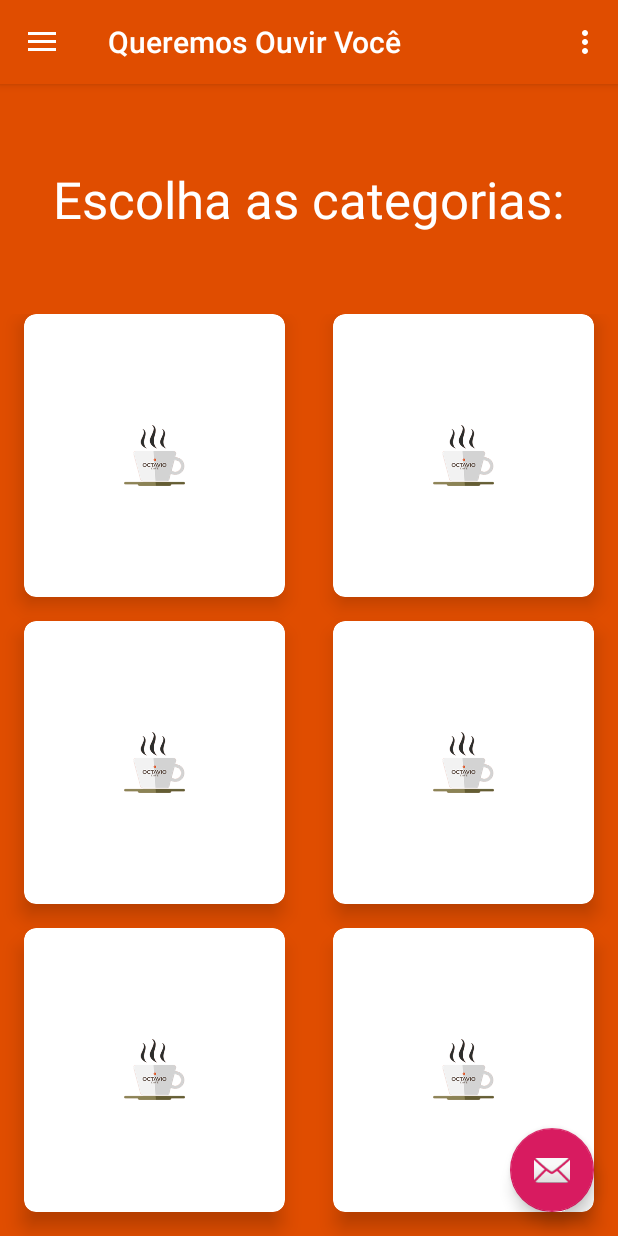
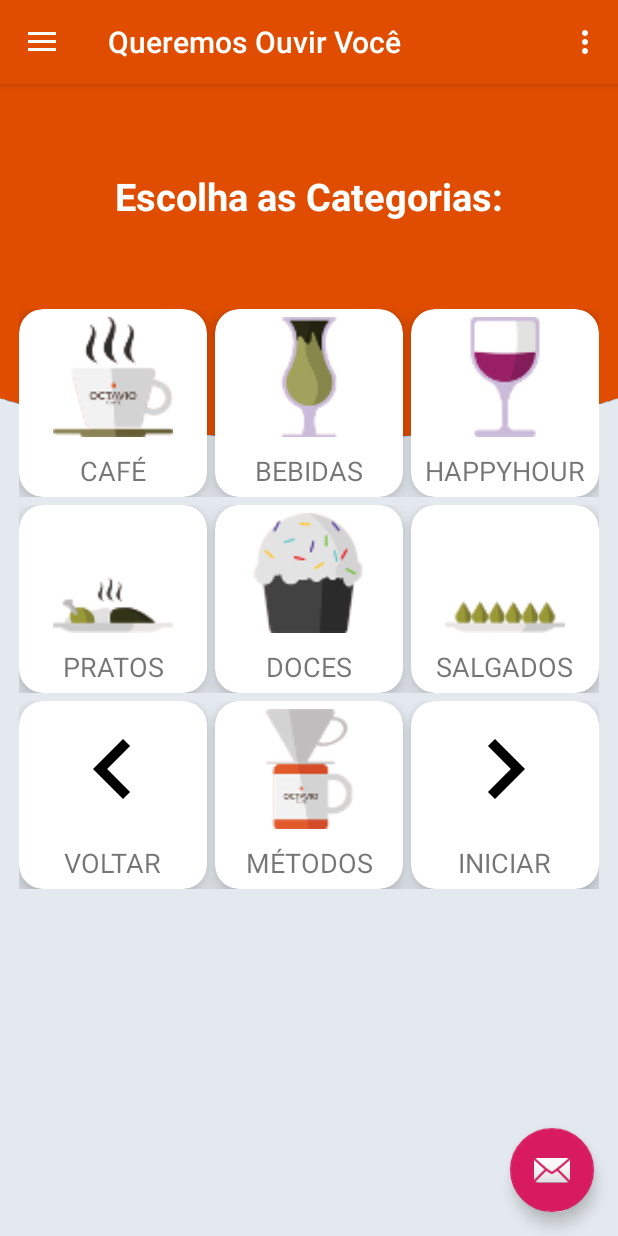
Before and after one commit to Edvandro558/QueremosOuvirVoce, an Android app: the screen it shows after launch (MainActivity), after a tap on an icon or button, on a phone screen of 412 x 824 dp. Run offline under Robolectric (Android 15) with nearby library versions, the phone set to English and light mode, and no system bars.

Commit message:
não será necessário o uso do adapter, apenas comentei

```diff
--- a/app/src/main/java/parasolution/queremosouvirvoce/adapter/CategoriasAdapter.java
+++ b/app/src/main/java/parasolution/queremosouvirvoce/adapter/CategoriasAdapter.java
@@ -1,4 +1,4 @@
-package parasolution.queremosouvirvoce.adapter;
+/*package parasolution.queremosouvirvoce.adapter;
 
 import android.content.Context;
 import android.util.Log;
@@ -92,3 +92,4 @@ public class CategoriasAdapter extends RecyclerView.Adapter<CategoriasAdapter.Ca
         }
     }
 }
+*/
--- a/app/src/main/java/parasolution/queremosouvirvoce/controller/Controller.java
+++ b/app/src/main/java/parasolution/queremosouvirvoce/controller/Controller.java
@@ -15,6 +15,7 @@ public class Controller extends DataSource {
         super(context);
     }
 
+    //salvar usuário e senha
     public boolean salvar(LoginModel objLoginModel) {
 
         boolean sucesso = true;
@@ -30,4 +31,5 @@ public class Controller extends DataSource {
 
         return sucesso;
     }
+
 }
--- a/app/src/main/java/parasolution/queremosouvirvoce/fragment/InicialFragment.java
+++ b/app/src/main/java/parasolution/queremosouvirvoce/fragment/InicialFragment.java
@@ -4,7 +4,6 @@ import android.os.Bundle;
 import android.view.LayoutInflater;
 import android.view.View;
 import android.view.ViewGroup;
-import android.widget.Button;
 import android.widget.Toast;
 import android.widget.ToggleButton;
 
@@ -42,7 +41,7 @@ public class InicialFragment extends Fragment {
 
         togglebtnEua = view.findViewById(R.id.togglebtnEua);
         togglebtnBrasil = view.findViewById(R.id.togglebtnBrasil);
-        togglebtnEspanhol = view.findViewById(R.id.togglebtnEspanhol);
+        togglebtnEspanhol = view.findViewById(R.id.togglebtnBrasil);
 
         //codigo para o togglebutton
         // TODO Trocar o togglebutton para button normal
@@ -69,7 +68,7 @@ public class InicialFragment extends Fragment {
                 {
                     //chamando o proximo fragment
                     fragmentTransaction = getFragmentManager();
-                    fragmentTransaction.beginTransaction().replace(R.id.content_fragment, new CategoriasFragment()).commit();
+                    fragmentTransaction.beginTransaction().replace(R.id.content_fragment, new CategoriasTesteBFragment()).commit();
                     Toast.makeText(getContext(),"Brasil", Toast.LENGTH_LONG).show();
                 }
             }
@@ -82,7 +81,7 @@ public class InicialFragment extends Fragment {
                 {
                     //chamando o proximo fragment
                     fragmentTransaction = getFragmentManager();
-                    fragmentTransaction.beginTransaction().replace(R.id.content_fragment, new CategoriasFragment()).commit();
+                    fragmentTransaction.beginTransaction().replace(R.id.content_fragment, new CategoriasTesteBFragment()).commit();
                     Toast.makeText(getContext(),"Espanhol", Toast.LENGTH_LONG).show();
                 }
             }
--- /dev/null
+++ b/app/src/main/res/layout-sw600dp/fragment_categorias_teste_b.xml
@@ -0,0 +1,416 @@
+<?xml version="1.0" encoding="utf-8"?>
+<LinearLayout xmlns:android="http://schemas.android.com/apk/res/android"
+    xmlns:app="http://schemas.android.com/apk/res-auto"
+    xmlns:tools="http://schemas.android.com/tools"
+    android:layout_width="match_parent"
+    android:layout_height="match_parent"
+    android:background="@drawable/bg"
+    android:orientation="vertical"
+    tools:context=".fragment.ModeloFragment">
+
+    <FrameLayout
+        android:layout_width="match_parent"
+        android:layout_height="125dp">
+
+        <TextView
+            android:textColor="@android:color/white"
+            android:text="Escolha as Categorias:"
+            android:layout_gravity="center_horizontal|center_vertical"
+            android:textStyle="bold"
+            android:textSize="25sp"
+            android:textAlignment="center"
+            android:layout_width="wrap_content"
+            android:layout_height="wrap_content" />
+
+    </FrameLayout>
+
+    <LinearLayout
+
+        android:orientation="vertical"
+        android:layout_marginTop="0dp"
+        android:layout_marginLeft="10dp"
+        android:layout_marginRight="10dp"
+        android:layout_width="match_parent"
+        android:layout_height="wrap_content">
+
+        <LinearLayout
+            android:orientation="horizontal"
+            android:layout_marginBottom="5dp"
+            android:layout_gravity="center_horizontal"
+            android:layout_width="wrap_content"
+            android:layout_height="match_parent">
+
+            <!-- abaixo a primeira linha do menu de categorias-->
+            <androidx.cardview.widget.CardView
+                android:id="@+id/cv_cafe"
+                android:layout_gravity="center_vertical"
+                android:layout_width="125dp"
+                app:cardCornerRadius="16dp"
+                android:layout_marginRight="5dp"
+                app:cardElevation="8dp"
+                android:layout_height="125dp">
+
+                <androidx.constraintlayout.widget.ConstraintLayout
+                    android:layout_width="match_parent"
+                    android:layout_height="match_parent">
+
+                    <ImageView
+                        android:id="@+id/imgCafe"
+                        android:layout_width="80dp"
+                        android:layout_height="80dp"
+                        android:layout_marginTop="5dp"
+
+                        android:src="@drawable/cafe"
+                        app:layout_constraintEnd_toEndOf="parent"
+                        app:layout_constraintStart_toStartOf="parent"
+                        app:layout_constraintTop_toTopOf="parent" />
+
+                    <TextView
+                        android:layout_width="wrap_content"
+                        android:layout_height="wrap_content"
+                        android:layout_below="@id/imgCafe"
+                        android:layout_marginTop="10dp"
+                        android:text="CAFÉ"
+                        android:textSize="18sp"
+                        app:layout_constraintEnd_toEndOf="parent"
+                        app:layout_constraintStart_toStartOf="parent"
+                        app:layout_constraintTop_toBottomOf="@+id/imgCafe" />
+
+
+                </androidx.constraintlayout.widget.ConstraintLayout>
+
+            </androidx.cardview.widget.CardView>
+
+            <androidx.cardview.widget.CardView
+                android:id="@+id/cv_bebidas"
+                android:layout_gravity="center_vertical"
+                android:layout_width="125dp"
+                app:cardCornerRadius="16dp"
+                app:cardElevation="8dp"
+                android:layout_height="125dp">
+
+                <androidx.constraintlayout.widget.ConstraintLayout
+                    android:layout_width="match_parent"
+                    android:layout_height="match_parent">
+
+                    <ImageView
+                        android:id="@+id/imgBebidas"
+                        android:layout_width="80dp"
+                        android:layout_height="80dp"
+                        android:layout_marginTop="5dp"
+                        android:src="@drawable/bebidas"
+                        app:layout_constraintEnd_toEndOf="parent"
+                        app:layout_constraintStart_toStartOf="parent"
+                        app:layout_constraintTop_toTopOf="parent" />
+
+                    <TextView
+                        android:layout_width="wrap_content"
+                        android:layout_height="wrap_content"
+                        android:layout_marginTop="10dp"
+                        android:text="BEBIDAS"
+                        android:textSize="18sp"
+                        app:layout_constraintEnd_toEndOf="parent"
+                        app:layout_constraintStart_toStartOf="parent"
+                        app:layout_constraintTop_toBottomOf="@+id/imgBebidas" />
+
+
+                </androidx.constraintlayout.widget.ConstraintLayout>
+
+            </androidx.cardview.widget.CardView>
+
+            <androidx.cardview.widget.CardView
+                android:id="@+id/cv_happyhour"
+                android:layout_gravity="center_vertical"
+                android:layout_width="125dp"
+                app:cardCornerRadius="16dp"
+                android:layout_marginLeft="5dp"
+                android:layout_marginRight="5dp"
+
+                app:cardElevation="8dp"
+                android:layout_height="125dp">
+
+                <androidx.constraintlayout.widget.ConstraintLayout
+                    android:layout_width="match_parent"
+                    android:layout_height="match_parent">
+
+                    <ImageView
+                        android:id="@+id/imgHappyhour"
+                        android:layout_width="80dp"
+                        android:layout_height="80dp"
+                        android:layout_marginTop="5dp"
+                        android:src="@drawable/happyhour"
+                        app:layout_constraintEnd_toEndOf="parent"
+                        app:layout_constraintStart_toStartOf="parent"
+                        app:layout_constraintTop_toTopOf="parent" />
+
+                    <TextView
+                        android:layout_width="wrap_content"
+                        android:layout_height="wrap_content"
+                        android:layout_marginTop="10dp"
+                        android:text="HAPPYHOUR"
+                        android:textSize="18sp"
+                        app:layout_constraintEnd_toEndOf="parent"
+                        app:layout_constraintStart_toStartOf="parent"
+                        app:layout_constraintTop_toBottomOf="@+id/imgHappyhour" />
+
+
+                </androidx.constraintlayout.widget.ConstraintLayout>
+
+            </androidx.cardview.widget.CardView>
+
+            <androidx.cardview.widget.CardView
+                android:id="@+id/cv_pratos"
+                android:layout_gravity="center_vertical"
+                android:layout_width="125dp"
+                app:cardCornerRadius="16dp"
+                android:layout_marginRight="5dp"
+                app:cardElevation="8dp"
+                android:layout_height="125dp">
+
+                <androidx.constraintlayout.widget.ConstraintLayout
+                    android:layout_width="match_parent"
+                    android:layout_height="match_parent">
+
+                    <ImageView
+                        android:id="@+id/imgPratos"
+                        android:layout_width="80dp"
+                        android:layout_height="80dp"
+                        android:layout_marginTop="5dp"
+                        android:src="@drawable/pratos"
+                        app:layout_constraintEnd_toEndOf="parent"
+                        app:layout_constraintStart_toStartOf="parent"
+                        app:layout_constraintTop_toTopOf="parent" />
+
+                    <TextView
+                        android:layout_width="wrap_content"
+                        android:layout_height="wrap_content"
+                        android:layout_marginTop="10dp"
+                        android:text="PRATOS"
+                        android:textSize="18sp"
+                        app:layout_constraintEnd_toEndOf="parent"
+                        app:layout_constraintStart_toStartOf="parent"
+                        app:layout_constraintTop_toBottomOf="@+id/imgPratos" />
+
+
+                </androidx.constraintlayout.widget.ConstraintLayout>
+
+            </androidx.cardview.widget.CardView>
+
+            <androidx.cardview.widget.CardView
+                android:id="@+id/cv_metodos"
+                android:layout_gravity="center_vertical"
+                android:layout_width="125dp"
+                app:cardCornerRadius="16dp"
+                app:cardElevation="8dp"
+                android:layout_height="125dp">
+
+                <androidx.constraintlayout.widget.ConstraintLayout
+                    android:layout_width="match_parent"
+                    android:layout_height="match_parent">
+
+                    <ImageView
+                        android:id="@+id/imgMetodos"
+                        android:layout_width="80dp"
+                        android:layout_height="80dp"
+                        android:layout_marginTop="5dp"
+                        android:src="@drawable/metodos"
+                        app:layout_constraintEnd_toEndOf="parent"
+                        app:layout_constraintStart_toStartOf="parent"
+                        app:layout_constraintTop_toTopOf="parent" />
+
+                    <TextView
+                        android:layout_width="wrap_content"
+                        android:layout_height="wrap_content"
+                        android:layout_marginTop="10dp"
+                        android:text="MÉTODOS"
+                        android:textSize="18sp"
+                        app:layout_constraintEnd_toEndOf="parent"
+                        app:layout_constraintStart_toStartOf="parent"
+                        app:layout_constraintTop_toBottomOf="@+id/imgMetodos" />
+
+
+                </androidx.constraintlayout.widget.ConstraintLayout>
+
+            </androidx.cardview.widget.CardView>
+
+        </LinearLayout>
+
+        <LinearLayout
+            android:orientation="horizontal"
+            android:layout_marginBottom="5dp"
+            android:layout_gravity="center_horizontal"
+            android:layout_width="wrap_content"
+            android:layout_height="match_parent">
+
+
+            <!-- abaixo a seguda linha do menu de categorias-->
+            <androidx.cardview.widget.CardView
+                android:id="@+id/cv_voltar"
+                android:layout_gravity="center_vertical"
+                android:layout_width="125dp"
+                app:cardCornerRadius="16dp"
+                android:layout_marginRight="5dp"
+                app:cardElevation="8dp"
+                android:layout_height="125dp">
+
+                <androidx.constraintlayout.widget.ConstraintLayout
+                    android:layout_width="match_parent"
+                    android:layout_height="match_parent">
+
+                    <ImageView
+                        android:id="@+id/imgVoltar"
+                        android:layout_width="80dp"
+                        android:layout_height="80dp"
+                        android:layout_marginTop="5dp"
+                        android:src="@drawable/ic_navigate_before_black_24dp"
+                        app:layout_constraintEnd_toEndOf="parent"
+                        app:layout_constraintStart_toStartOf="parent"
+                        app:layout_constraintTop_toTopOf="parent" />
+
+                    <TextView
+                        android:layout_width="wrap_content"
+                        android:layout_height="wrap_content"
+                        android:layout_marginTop="10dp"
+                        android:text="VOLTAR"
+                        android:textSize="18sp"
+                        app:layout_constraintEnd_toEndOf="parent"
+                        app:layout_constraintStart_toStartOf="parent"
+                        app:layout_constraintTop_toBottomOf="@+id/imgVoltar" />
+
+
+                </androidx.constraintlayout.widget.ConstraintLayout>
+
+            </androidx.cardview.widget.CardView>
+
+            <androidx.cardview.widget.CardView
+                android:id="@+id/cv_doces"
+                android:layout_gravity="center_vertical"
+                android:layout_width="125dp"
+                app:cardCornerRadius="16dp"
+                app:cardElevation="8dp"
+                android:layout_height="125dp">
+
+                <androidx.constraintlayout.widget.ConstraintLayout
+                    android:layout_width="match_parent"
+                    android:layout_height="match_parent">
+
+                    <ImageView
+                        android:id="@+id/imgDoces"
+                        android:layout_width="80dp"
+                        android:layout_height="80dp"
+                        android:layout_marginTop="5dp"
+                        android:src="@drawable/doces"
+                        app:layout_constraintEnd_toEndOf="parent"
+                        app:layout_constraintStart_toStartOf="parent"
+                        app:layout_constraintTop_toTopOf="parent" />
+
+                    <TextView
+                        android:layout_width="wrap_content"
+                        android:layout_height="wrap_content"
+                        android:layout_marginTop="10dp"
+                        android:text="DOCES"
+                        android:textSize="18sp"
+                        app:layout_constraintEnd_toEndOf="parent"
+                        app:layout_constraintStart_toStartOf="parent"
+                        app:layout_constraintTop_toBottomOf="@+id/imgDoces" />
+
+
+                </androidx.constraintlayout.widget.ConstraintLayout>
+
+
+            </androidx.cardview.widget.CardView>
+
+            <androidx.cardview.widget.CardView
+                android:id="@+id/cv_salgados"
+                android:layout_gravity="center_vertical"
+                android:layout_width="125dp"
+                app:cardCornerRadius="16dp"
+                android:layout_marginLeft="5dp"
+                app:cardElevation="8dp"
+                android:layout_height="125dp">
+
+                <androidx.constraintlayout.widget.ConstraintLayout
+                    android:layout_width="match_parent"
+                    android:layout_height="match_parent">
+
+                    <ImageView
+                        android:id="@+id/imgSalgados"
+                        android:layout_width="80dp"
+                        android:layout_height="80dp"
+                        android:layout_marginTop="5dp"
+                        android:src="@drawable/salgados"
+                        app:layout_constraintEnd_toEndOf="parent"
+                        app:layout_constraintStart_toStartOf="parent"
+                        app:layout_constraintTop_toTopOf="parent" />
+
+                    <TextView
+                        android:layout_width="wrap_content"
+                        android:layout_height="wrap_content"
+                        android:layout_marginTop="10dp"
+                        android:text="SALGADOS"
+                        android:textSize="18sp"
+                        app:layout_constraintEnd_toEndOf="parent"
+                        app:layout_constraintStart_toStartOf="parent"
+                        app:layout_constraintTop_toBottomOf="@+id/imgSalgados" />
+
+
+                </androidx.constraintlayout.widget.ConstraintLayout>
+
+            </androidx.cardview.widget.CardView>
+
+            <androidx.cardview.widget.CardView
+
+                android:id="@+id/cv_iniciar"
+                android:layout_gravity="center_vertical"
+                android:layout_width="125dp"
+                app:cardCornerRadius="16dp"
+                android:layout_marginLeft="5dp"
+                app:cardElevation="8dp"
+                android:layout_height="125dp">
+
+                <androidx.constraintlayout.widget.ConstraintLayout
+                    android:layout_width="match_parent"
+                    android:layout_height="match_parent">
+
+                    <ImageView
+                        android:id="@+id/imgIniciar"
+                        android:layout_width="80dp"
+                        android:layout_height="80dp"
+                        android:layout_marginTop="5dp"
+                        android:src="@drawable/ic_navigate_next_black_24dp"
+                        app:layout_constraintEnd_toEndOf="parent"
+                        app:layout_constraintStart_toStartOf="parent"
+                        app:layout_constraintTop_toTopOf="parent" />
+
+                    <TextView
+                        android:layout_width="wrap_content"
+                        android:layout_height="wrap_content"
+                        android:layout_marginTop="10dp"
+                        android:text="INICIAR"
+                        android:textSize="18sp"
+                        app:layout_constraintEnd_toEndOf="parent"
+                        app:layout_constraintStart_toStartOf="parent"
+                        app:layout_constraintTop_toBottomOf="@+id/imgIniciar" />
+
+
+                </androidx.constraintlayout.widget.ConstraintLayout>
+
+            </androidx.cardview.widget.CardView>
+
+
+        </LinearLayout>
+
+        <LinearLayout
+            android:orientation="horizontal"
+            android:layout_marginBottom="5dp"
+            android:layout_gravity="center_horizontal"
+            android:layout_width="wrap_content"
+            android:layout_height="match_parent">
+
+
+        </LinearLayout>
+
+
+    </LinearLayout>
+
+</LinearLayout>
```
Also changed, not shown: app/src/main/java/parasolution/queremosouvirvoce/controller/ControllerCli.java (added, +17 -0 lines), app/src/main/res/layout-land/fragment_inicial.xml (+37 -29 lines), app/src/main/res/layout-sw600dp/fragment_inicial.xml (+52 -33 lines), app/src/main/res/layout/fragment_inicial.xml (+35 -29 lines), app/src/main/res/values/strings.xml (+17 -1 lines), app/src/main/res/drawable-hdpi/boutique.png (added), app/src/main/res/drawable/brazil.png (added), app/src/main/res/drawable/kingdom.png (added).
